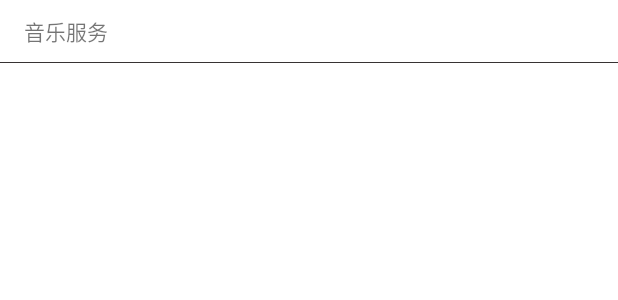
After one commit to Mike-Shake/imitative_music, an Android app: the layout drawer_music_service.xml on its own in the app's theme, with its tools: preview values and no code run, on a phone screen of 412 x 824 dp. The commit adds this screen. Shown: the top 300 px of the screen. Run offline under Robolectric (Android 15) with nearby library versions, the phone set to English and light mode, and no system bars.

Commit message:
侧滑栏的添加

```diff
--- /dev/null
+++ b/app/src/main/res/layout/drawer_music_service.xml
@@ -0,0 +1,100 @@
+<?xml version="1.0" encoding="utf-8"?>
+<androidx.constraintlayout.widget.ConstraintLayout xmlns:android="http://schemas.android.com/apk/res/android"
+    xmlns:app="http://schemas.android.com/apk/res-auto"
+    xmlns:tools="http://schemas.android.com/tools"
+    android:layout_width="match_parent"
+    android:layout_height="@dimen/dp_300"
+    android:background="@drawable/round_background">
+
+    <TextView
+        android:id="@+id/music_service_textview"
+        android:layout_width="wrap_content"
+        android:layout_height="wrap_content"
+        android:layout_marginStart="16dp"
+        android:layout_marginTop="10dp"
+        android:text="音乐服务"
+        app:layout_constraintStart_toStartOf="parent"
+        app:layout_constraintTop_toTopOf="parent" />
+
+
+    <ImageView
+        android:id="@+id/fengexian"
+        android:layout_width="match_parent"
+        android:layout_height="0.5dp"
+        android:layout_marginTop="10dp"
+        android:background="#373333"
+        app:layout_constraintTop_toBottomOf="@+id/music_service_textview" />
+
+    <androidx.constraintlayout.utils.widget.ImageFilterView
+        android:id="@+id/imageFilterView_1"
+        android:layout_width="match_parent"
+        android:layout_height="@dimen/dp_30"
+        android:layout_marginStart="15dp"
+        android:layout_marginTop="8dp"
+        android:layout_marginEnd="15dp"
+        app:layout_constraintEnd_toEndOf="parent"
+        app:layout_constraintStart_toStartOf="parent"
+        app:layout_constraintTop_toBottomOf="@+id/fengexian" />
+
+
+    <androidx.constraintlayout.utils.widget.ImageFilterView
+        android:id="@+id/imageFilterView_2"
+        android:layout_width="match_parent"
+        android:layout_height="@dimen/dp_30"
+        android:layout_marginStart="15dp"
+        android:layout_marginTop="12dp"
+        android:layout_marginEnd="15dp"
+        app:layout_constraintEnd_toEndOf="parent"
+        app:layout_constraintHorizontal_bias="0.0"
+        app:layout_constraintStart_toStartOf="parent"
+        app:layout_constraintTop_toBottomOf="@+id/imageFilterView_1" />
+
+    <androidx.constraintlayout.utils.widget.ImageFilterView
+        android:id="@+id/imageFilterView_3"
+        android:layout_width="match_parent"
+        android:layout_height="@dimen/dp_30"
+        android:layout_marginStart="15dp"
+        android:layout_marginTop="12dp"
+        android:layout_marginEnd="15dp"
+        app:layout_constraintEnd_toEndOf="parent"
+        app:layout_constraintHorizontal_bias="0.0"
+        app:layout_constraintStart_toStartOf="parent"
+        app:layout_constraintTop_toBottomOf="@+id/imageFilterView_2" />
+    <androidx.constraintlayout.utils.widget.ImageFilterView
+        android:id="@+id/imageFilterView_4"
+        android:layout_width="match_parent"
+        android:layout_height="@dimen/dp_30"
+        android:layout_marginStart="15dp"
+        android:layout_marginTop="12dp"
+        android:layout_marginEnd="15dp"
+        app:layout_constraintEnd_toEndOf="parent"
+        app:layout_constraintHorizontal_bias="0.0"
+        app:layout_constraintStart_toStartOf="parent"
+        app:layout_constraintTop_toBottomOf="@+id/imageFilterView_3" />
+
+    <androidx.constraintlayout.utils.widget.ImageFilterView
+        android:id="@+id/imageFilterView_5"
+        android:layout_width="match_parent"
+        android:layout_height="@dimen/dp_30"
+        android:layout_marginStart="15dp"
+        android:layout_marginTop="12dp"
+        android:layout_marginEnd="15dp"
+        app:layout_constraintEnd_toEndOf="parent"
+        app:layout_constraintHorizontal_bias="0.0"
+        app:layout_constraintStart_toStartOf="parent"
+        app:layout_constraintTop_toBottomOf="@+id/imageFilterView_4" />
+
+    <androidx.constraintlayout.utils.widget.ImageFilterView
+        android:id="@+id/imageFilterView_6"
+        android:layout_width="match_parent"
+        android:layout_height="@dimen/dp_30"
+        android:layout_marginStart="15dp"
+        android:layout_marginTop="12dp"
+        android:layout_marginEnd="15dp"
+        app:layout_constraintEnd_toEndOf="parent"
+        app:layout_constraintHorizontal_bias="0.0"
+        app:layout_constraintStart_toStartOf="parent"
+        app:layout_constraintTop_toBottomOf="@+id/imageFilterView_5" />
+
+
+</androidx.constraintlayout.widget.ConstraintLayout>
```
Also changed, not shown: app/src/main/java/com/example/imitative_music/DrawMenuFragment.java (added, +18 -0 lines), app/src/main/res/layout/activity_main.xml (+13 -6 lines), app/src/main/res/layout/drawer_name_title.xml (added, +32 -0 lines), app/src/main/res/layout/drawer_third.xml (added, +38 -0 lines), app/src/main/res/layout/drawer_vip.xml (added, +14 -0 lines), app/src/main/res/layout/drawmenufragment.xml (added, +193 -0 lines), app/src/main/res/layout/fragment_layout_mine.xml (+12 -12 lines), app/src/main/res/mipmap-hdpi/drawer_name.png (added), app/src/main/res/mipmap-hdpi/inbox.png (added).
